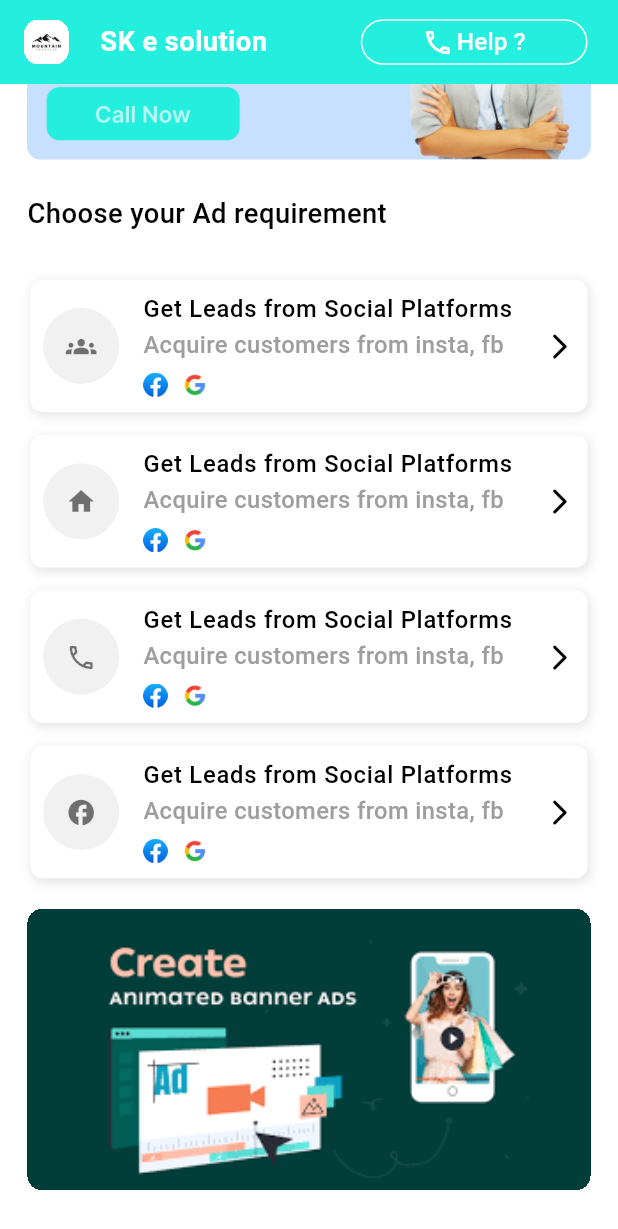
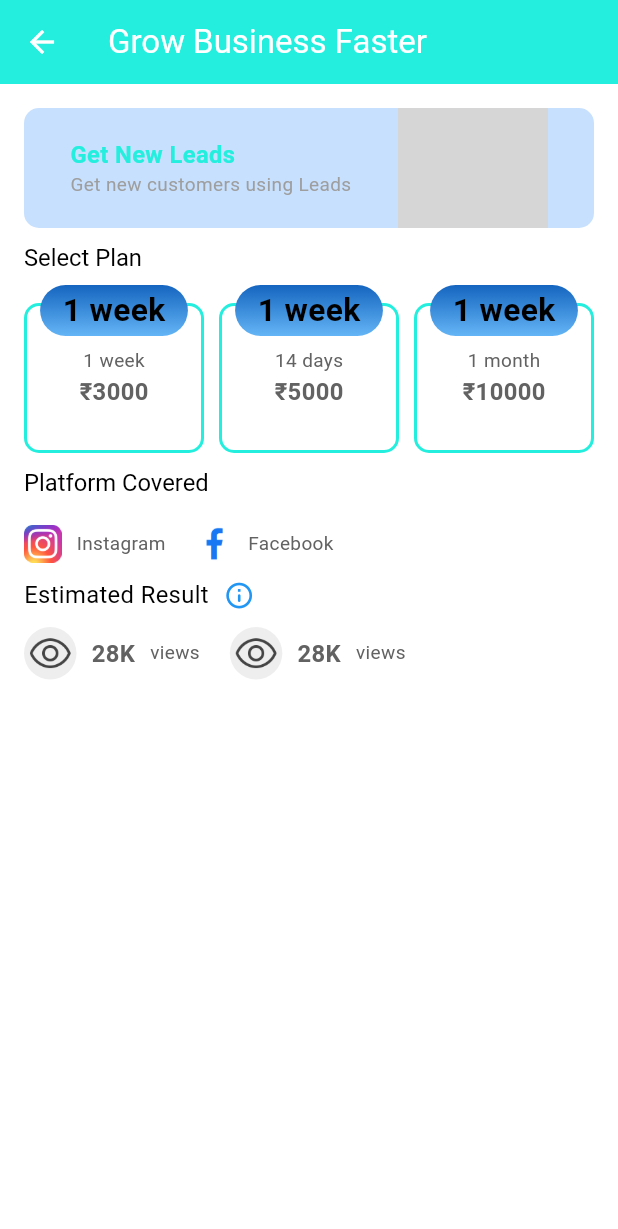
Before and after one commit to mohitmeshram04101999/new_LeadKart_main, a Flutter app: the HomeScreen screen opened directly, scrolled down 576 dp, after a tap on "Get Leads from Social Platforms", on a phone screen of 412 x 824 dp. Shown: the top 1229 px of the screen. Run offline on Flutter 3.47's test engine with Material 3 defaults, Android fonts, the phone set to English and light mode, and no system bars; our stand-ins replace device_preview, dio, dotted_border, file_picker, fl_chart, flutter_otp_text_field and 9 more; missing offline and left inert: flutter_echarts, flutter_facebook_auth; accounts and stored records are empty; grey boxes are pictures that could not be loaded.

Commit message:
updated by saurabhs

```diff
--- /dev/null
+++ b/lib/business_pages/growBusinessFaster.dart
@@ -0,0 +1,263 @@
+import 'package:flutter/cupertino.dart';
+import 'package:flutter/material.dart';
+import 'package:flutter/widgets.dart';
+import 'package:leadkart/helper/helper.dart';
+
+class GrowBusinessFaster extends StatefulWidget {
+  const GrowBusinessFaster({super.key});
+
+  @override
+  State<GrowBusinessFaster> createState() => _GrowBusinessFasterState();
+}
+
+class _GrowBusinessFasterState extends State<GrowBusinessFaster> {
+  @override
+  Widget build(BuildContext context) {
+    return Scaffold(
+      appBar: AppBar(
+        title: Text('Grow Business Faster'),
+        foregroundColor: Colors.white,
+      ),
+      body: Padding(
+        padding: const EdgeInsets.all(16.0),
+        child: Column(
+          crossAxisAlignment: CrossAxisAlignment.center,
+          mainAxisAlignment: MainAxisAlignment.start,
+          mainAxisSize: MainAxisSize.min,
+          children: [
+            LeadsBanner(),
+            SizedBox(height: 10),
+            Row(
+              children: [
+                Text("Select Plan", style: Theme.of(context).textTheme.displayMedium),
+              ],
+            ),
+            SizedBox(height: 10),
+            SingleChildScrollView(
+              scrollDirection: Axis.horizontal,
+              child: Row(
+                mainAxisSize: MainAxisSize.min,
+                children: [
+                  PlanSelecter(
+                    title: "1 week",
+                    price: "3000",
+                  ),
+                  SizedBox(width: 10),
+                  PlanSelecter(
+                    title: "14 days",
+                    price: "5000",
+                  ),
+                  SizedBox(width: 10),
+                  PlanSelecter(
+                    title: "1 month",
+                    price: "10000",
+                  ),
+                ],
+              ),
+            ),
+SizedBox(height: 10),
+            Row(
+              children: [
+                Text("Platform Covered", style: Theme.of(context).textTheme.displayMedium),
+              ],
+            ),
+SizedBox(height: 20),
+            Row(
+              mainAxisAlignment: MainAxisAlignment.start,
+              children: [
+                Row(
+                  children: [
+                    Image.asset('assets/instagram_wbg.png', width: 25),
+                    SizedBox(width: 10),
+                    Text("Instagram", style: MyHelper.textStyls.smallText),
+                  ],
+                ),
+SizedBox(width: 20),
+                Row(
+                  children: [
+                    Image.asset('assets/facebook_wbg.png', width: 25),
+                    SizedBox(width: 10),
+                    Text("Facebook", style: MyHelper.textStyls.smallText),
+                  ],
+                )
+
+              ],
+            ),
+SizedBox(height: 10),
+            ExtimateResultCard()
+          ],
+        ),
+      ),
+    );
+  }
+}
+class ExtimateResultCard extends StatelessWidget {
+  const ExtimateResultCard({super.key});
+
+  @override
+  Widget build(BuildContext context) {
+    return Container(
+      child: Column(
+        children: [
+          Row(
+            children: [
+              Text("Estimated Result", style: MyHelper.textStyls.mediumText),
+              SizedBox(
+                width: 10,
+              ),
+              Icon(Icons.info_outline_rounded, color: Colors.blue),
+            ],
+          ),
+          SizedBox(
+            height: 10,
+          ),
+          Row(
+            children: [
+              Row(
+                children: [
+                  Container(
+                    width: 35,
+                    height: 35,
+                    decoration: BoxDecoration(
+                      color: Colors.grey.shade200,
+                      borderRadius: BorderRadius.circular(50),
+                    ),
+                      child: Padding(
+                        padding: const EdgeInsets.all(3.0),
+                        child: Image.asset('assets/eyes.png', width: 25, height: 25),
+                      ),),
+              SizedBox(
+                  width: 10,
+                ),
+                  Text("28K", style: MyHelper.textStyls.smallBoldText),
+                  SizedBox(
+                    width: 10,
+                  ),
+                  Text("views", style: MyHelper.textStyls.smallText),
+                ],
+              ),
+SizedBox(
+                width: 20,
+              ),
+              Row(
+                children: [
+                  Container(
+                    width: 35,
+                    height: 35,
+                    decoration: BoxDecoration(
+                      color: Colors.grey.shade200,
+                      borderRadius: BorderRadius.circular(50),
+                    ),
+                    child: Padding(
+                      padding: const EdgeInsets.all(3.0),
+                      child: Image.asset('assets/eyes.png', width: 25, height: 25),
+                    ),),
+                  SizedBox(
+                    width: 10,
+                  ),
+                  Text("28K", style: MyHelper.textStyls.smallBoldText),
+                  SizedBox(
+                    width: 10,
+                  ),
+                  Text("views", style: MyHelper.textStyls.smallText),
+                ],
+              )
+
+            ],
+          ),
+        ],
+      ),
+    );
+  }
+}
+
+
+class PlanSelecter extends StatefulWidget {
+  final String title;
+  final String price;
+  const PlanSelecter({super.key, required this.title, required this.price});
+
+  @override
+  State<PlanSelecter> createState() => _PlanSelecterState();
+}
+
+class _PlanSelecterState extends State<PlanSelecter> {
+  @override
+  Widget build(BuildContext context) {
+    return Stack(
+      alignment: Alignment.bottomCenter,
+      children: [
+        Column(
+          children: [
+            SizedBox(
+              height: 12,
+            ),
+            Container(
+              width: 120,
+              height: 100,
+              decoration:BoxDecoration(
+                color: Colors.transparent,
+                borderRadius: BorderRadius.circular(10),
+                border: Border.all(color: MyHelper.appConstent.primeryColor, width: 2),
+              ),
+              child: Column(
+                mainAxisAlignment: MainAxisAlignment.center,
+                crossAxisAlignment: CrossAxisAlignment.center,
+                children: [
+                  Text(widget.title, style: MyHelper.textStyls.smallText),
+                  Text("₹${widget.price}", style: MyHelper.textStyls.smallBoldText),
+                ],
+              ),
+            ),
+          ],
+        ),
+        Positioned(
+          top: 0,
+          // right: 0,
+          // left: 0,
+          child: Container(
+            // width: 100,
+            // height: 30,
+            padding: EdgeInsets.symmetric(horizontal: 15, vertical: 2),
+            decoration: BoxDecoration(
+              borderRadius: BorderRadius.circular(150),
+              gradient: LinearGradient(
+                begin: Alignment.topCenter,
+                end: Alignment.bottomCenter,
+                colors: [Colors.blue.shade800, Colors.blue.shade300],
+              ),
+            ),
+            child: Text("1 week"),
+          ),
+        ),
+      ],
+    );
+  }
+}
+
+
+class LeadsBanner extends StatelessWidget {
+  const LeadsBanner({super.key});
+
+  @override
+  Widget build(BuildContext context) {
+    return Container(
+      decoration: BoxDecoration(
+        color: MyHelper.appConstent.leadsBannerColor,
+        borderRadius: BorderRadius.circular(10),
+      ),
+      child: Row(
+        mainAxisAlignment: MainAxisAlignment.spaceEvenly,
+        crossAxisAlignment: CrossAxisAlignment.center,
+        children: [Column(
+          crossAxisAlignment: CrossAxisAlignment.start,
+          mainAxisAlignment: MainAxisAlignment.start,
+          children: [
+            Text('Get New Leads', style: MyHelper.textStyls.greenMediumText),
+            Text('Get new customers using Leads', style: MyHelper.textStyls.blackSmallText),
+          ],
+        ), Image.asset('assets/img_5.png', width: 100, height: 80)],
+      ),
+    );
+  }
+}
--- a/lib/component/addRequirmentTile.dart
+++ b/lib/component/addRequirmentTile.dart
@@ -1,4 +1,5 @@
 import 'package:flutter/material.dart';
+import 'package:go_router/go_router.dart';
 
 import '../helper/dimention.dart';
 
@@ -11,6 +12,9 @@ class AddREquirmentTile extends StatelessWidget {
   Widget build(BuildContext context) {
     return ListTile(
       contentPadding: EdgeInsets.symmetric(horizontal: SC.from_width(8)),
+      onTap: () {
+        context.pushNamed('growBusinessFaster');
+      },
       leading: CircleAvatar(
         child: Center(child: icon),
 
--- a/lib/component/image_row.dart
+++ b/lib/component/image_row.dart
@@ -1,4 +1,5 @@
 import 'package:flutter/material.dart';
+import 'package:go_router/go_router.dart';
 import 'package:leadkart/helper/dimention.dart';
 
 class ImageRow extends StatelessWidget {
@@ -15,13 +16,18 @@ class ImageRow extends StatelessWidget {
         child: Row(
           mainAxisAlignment: MainAxisAlignment.spaceEvenly,
           children: List.generate(imagePaths.length, (index) {
-            return Container(
+            return InkWell(
+              onTap: () {
+                context.pushNamed('imageEditor');
+              },
+              child: Container(
                 margin: EdgeInsets.all(SC.from_height(4)),
                 width: SC.from_height(125),
                 height: SC.from_height(125),
                 child: Image.asset(
                   imagePaths[index],
                   fit: BoxFit.cover,
+                ),
               ),
             );
           }),
--- a/lib/home_pages/home_screen.dart
+++ b/lib/home_pages/home_screen.dart
@@ -1,4 +1,4 @@
-import 'package:carousel_slider/carousel_slider.dart';
+// import 'package:carousel_slider/carousel_slider.dart';
 import 'package:flutter/cupertino.dart';
 import 'package:flutter/material.dart';
 import 'package:flutter/rendering.dart';
--- a/lib/login_pages/login_screen.dart
+++ b/lib/login_pages/login_screen.dart
@@ -144,44 +144,44 @@ controller: Controllers.authController.phonController ,
 
 
                   // LOGIN //
-                  Padding(
-                    padding:  EdgeInsets.symmetric(horizontal: 25),
-                    child: CustomButton(
-                      text: 'Login', onPressed: () {
-                      // context.pushNamed("homePage");
-                      // Navigator.push(context, MaterialPageRoute(builder: (context)=>OtpScreen()));
-                      Navigator.push(
-                        context,
-                        PageRouteBuilder(
-                          reverseTransitionDuration: Duration(seconds: 1),
-                          transitionDuration: Duration(seconds: 1),
-                          pageBuilder: (context, animation, secondaryAnimation) => OtpScreen(),
-                          transitionsBuilder: (context, animation, secondaryAnimation, child) {
-                            // Define custom slide transition from left to right
-                            var begin = Offset(-1.0, 0.0);
-                            var end = Offset.zero;
-                            var curve = Curves.ease;
-
-
-                            var tween = Tween(begin: begin, end: end).chain(CurveTween(curve: curve));
-                            var offsetAnimation = animation.drive(tween);
-
-
-                            // Combine with FadeThroughTransition
-                            return FadeThroughTransition(
-                              animation: animation,
-                              secondaryAnimation: secondaryAnimation,
-                              child: SlideTransition(
-                                position: offsetAnimation,
-                                child: child,
-                              ),
-                            );
-                          },
-                        ),
-                      );
-                    },
-                    ),
-                  ),
+                  // Padding(
+                  //   padding:  EdgeInsets.symmetric(horizontal: 25),
+                  //   child: CustomButton(
+                  //     text: 'Login', onPressed: () {
+                  //     // context.pushNamed("homePage");
+                  //     // Navigator.push(context, MaterialPageRoute(builder: (context)=>OtpScreen()));
+                  //     Navigator.push(
+                  //       context,
+                  //       PageRouteBuilder(
+                  //         reverseTransitionDuration: Duration(seconds: 1),
+                  //         transitionDuration: Duration(seconds: 1),
+                  //         pageBuilder: (context, animation, secondaryAnimation) => OtpScreen(),
+                  //         transitionsBuilder: (context, animation, secondaryAnimation, child) {
+                  //           // Define custom slide transition from left to right
+                  //           var begin = Offset(-1.0, 0.0);
+                  //           var end = Offset.zero;
+                  //           var curve = Curves.ease;
+                  //
+                  //
+                  //           var tween = Tween(begin: begin, end: end).chain(CurveTween(curve: curve));
+                  //           var offsetAnimation = animation.drive(tween);
+                  //
+                  //
+                  //           // Combine with FadeThroughTransition
+                  //           return FadeThroughTransition(
+                  //             animation: animation,
+                  //             secondaryAnimation: secondaryAnimation,
+                  //             child: SlideTransition(
+                  //               position: offsetAnimation,
+                  //               child: child,
+                  //             ),
+                  //           );
+                  //         },
+                  //       ),
+                  //     );
+                  //   },
+                  //   ),
+                  // ),
 
                   //    COUNTINUE //
 
--- a/lib/routes/router.dart
+++ b/lib/routes/router.dart
@@ -2,6 +2,7 @@ import 'dart:convert';
 
 import 'package:go_router/go_router.dart';
 import 'package:leadkart/add_images/campaign_setting_page.dart';
+import 'package:leadkart/business_pages/growBusinessFaster.dart';
 // import 'package:leadkart/business_pages/growBusinessFaster.dart';
 
 import 'package:leadkart/leads/add_detail_screen.dart';
@@ -59,7 +60,7 @@ class GoRouterConfig {
             builder: (context, state) => GetNewLeads(),
           ),
           GoRoute(path: 'campaignSettings', name: 'campaignSettings', builder: (context, state) => CampaignSetting()),
-          // GoRoute(path: 'growBusinessFaster', name: 'growBusinessFaster', builder: (context, state) => GrowBusinessFaster()),
+          GoRoute(path: 'growBusinessFaster', name: 'growBusinessFaster', builder: (context, state) => GrowBusinessFaster()),
           GoRoute(path: 'imageEditor', name: 'imageEditor', builder: (context, state) => ImageEditor()),
         ],
       ),
--- a/lib/screens/1 . OnBording Screens/OnbordinPage.dart
+++ b/lib/screens/1 . OnBording Screens/OnbordinPage.dart
@@ -68,7 +68,9 @@ class _OnBordingPageState extends State<OnBordingPage> {
                 children: [
 
                   InkWell(
-                    onTap: (){},
+                    onTap: (){
+                      context.pushNamed("logInScreen");
+                    },
                       child: Padding(
                         padding: const EdgeInsets.all(8.0),
                         child: Text("Skip",style: TextStyle(fontSize: SC.from_width(14),fontWeight: FontWeight.w500),),
```
Lines whose indentation alone changed are shown as unchanged.
